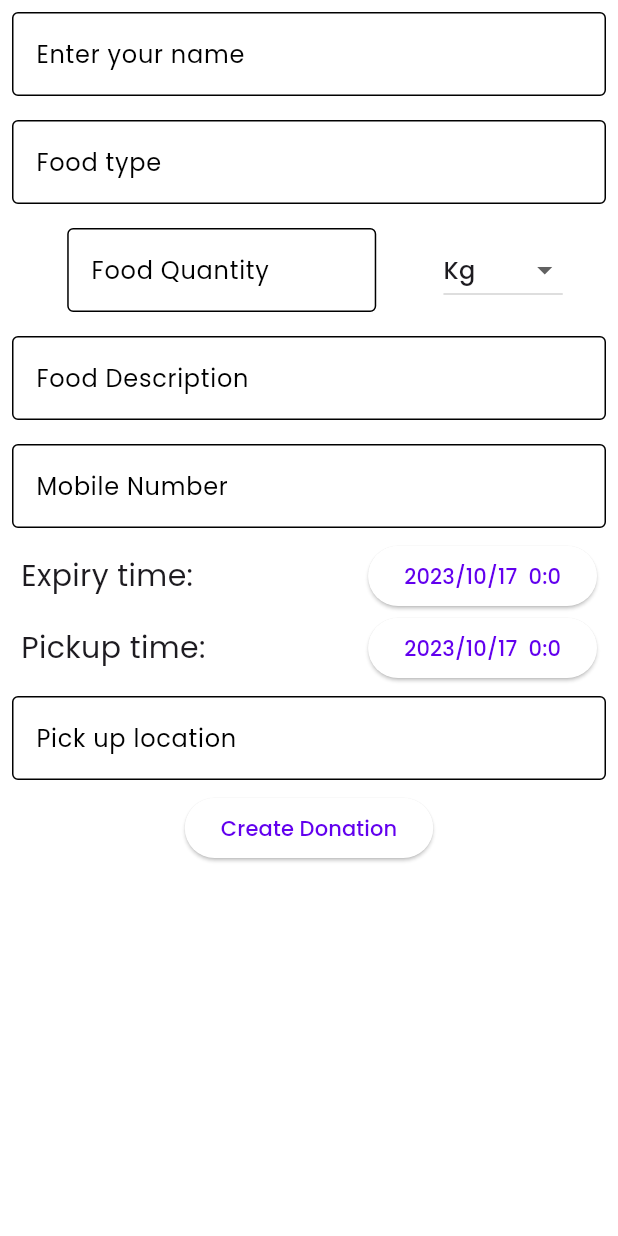
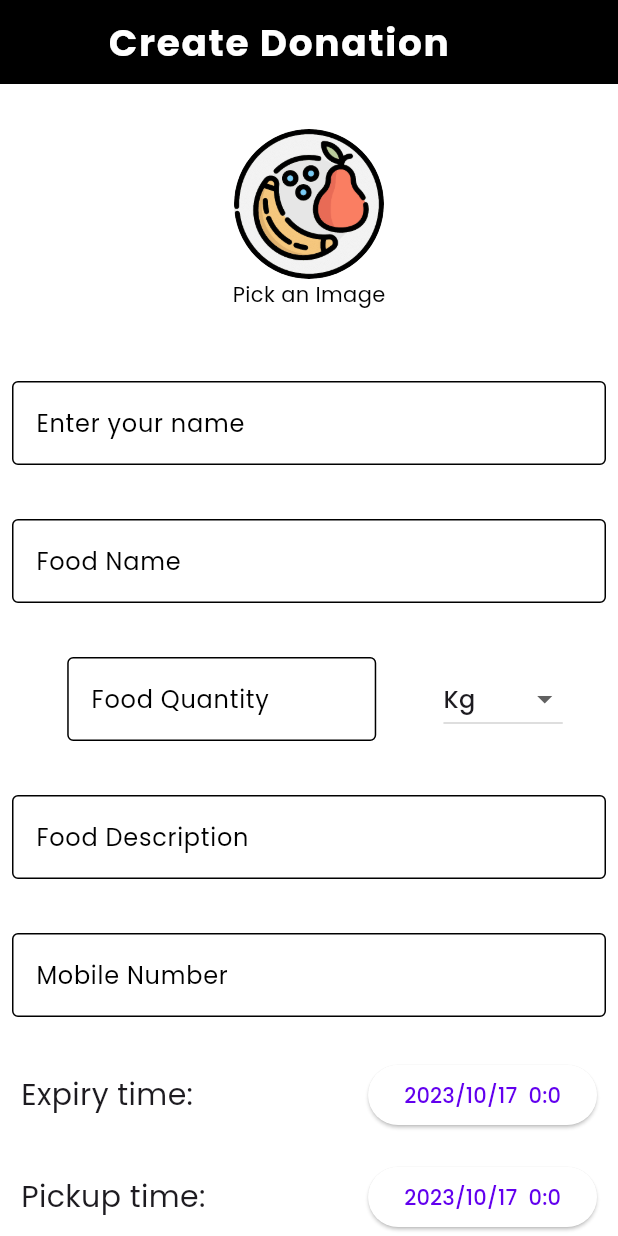
Before and after one commit to barath-dev/food_donation_system_flutter_android, a Flutter app: the CreateDonationScreen screen opened directly, on a phone screen of 412 x 824 dp. Run offline on Flutter 3.47's test engine with Material 3 defaults, Android fonts, the phone set to English and light mode, and no system bars; our stand-ins replace cloud_firestore, firebase_auth, firebase_core, google_fonts; accounts and stored records are empty.

Commit message:
Reading and displaying from data base work initatiated and the create donation page design completed; third commit

```diff
--- a/lib/main.dart
+++ b/lib/main.dart
@@ -3,8 +3,8 @@ import 'package:firebase_core/firebase_core.dart';
 import 'package:flutter/material.dart';
 import 'package:foodsarv01/firebase_options.dart';
 import 'package:foodsarv01/screen/auth/signup_screen.dart';
-import 'package:foodsarv01/screen/donor/create_donation.dart';
 import 'package:foodsarv01/screen/donor/view_donation.dart';
+import 'package:foodsarv01/utils/navbar.dart';
 import 'package:google_fonts/google_fonts.dart';
 
 Future<void> main() async {
@@ -36,7 +36,7 @@ class MyApp extends StatelessWidget {
             print(snapshot.hasData);
             if (snapshot.connectionState == ConnectionState.active) {
               if (snapshot.hasData) {
-                return const ViewDonation();
+                return NavBar();
               } else if (snapshot.hasError) {
                 return Center(child: Text("${snapshot.error}"));
               }
--- a/lib/screen/donor/create_donation.dart
+++ b/lib/screen/donor/create_donation.dart
@@ -62,13 +62,46 @@ class _CreateDonationScreenState extends State<CreateDonationScreen> {
     Future<TimeOfDay?> pickTime() =>
         showTimePicker(context: context, initialTime: TimeOfDay.now());
 
-    return SafeArea(
-        child: Scaffold(
+    return Scaffold(
+      appBar: AppBar(
+        title: const Text(
+          "Create Donation",
+          style: TextStyle(
+              fontSize: 25,
+              fontWeight: FontWeight.bold,
+              letterSpacing: 1.1,
+              color: Colors.white),
+        ),
+        backgroundColor: Colors.black,
+      ),
       body: SingleChildScrollView(
         child: Column(
           children: [
+            const SizedBox(height: 30),
+            CircleAvatar(
+              backgroundColor: const Color.fromARGB(0, 0, 0, 0),
+              backgroundImage: AssetImage('assets/images/pick.png'),
+              radius: 50,
+              // child: Container(
+              //   child: Text("Pick an Image"),
+              //   padding: EdgeInsets.only(left: 20),
+              // ),
+            ),
+            Text(
+              "Pick an Image",
+              style: TextStyle(color: Colors.black),
+            ),
+            const SizedBox(
+              height: 40,
+            ),
             TextInput(hint: 'Enter your name', controller: name),
-            TextInput(hint: 'Food type', controller: foodName),
+            const SizedBox(
+              height: 20,
+            ),
+            TextInput(hint: 'Food Name', controller: foodName),
+            const SizedBox(
+              height: 20,
+            ),
             Row(
               children: [
                 Spacer(),
@@ -98,14 +131,23 @@ class _CreateDonationScreenState extends State<CreateDonationScreen> {
                 Spacer()
               ],
             ),
+            const SizedBox(
+              height: 20,
+            ),
             TextInput(
                 hint: "Food Description",
                 maxlines: 3,
                 controller: foodDescription),
+            const SizedBox(
+              height: 20,
+            ),
             TextInput(
                 hint: 'Mobile Number',
                 keybordType: TextInputType.number,
                 controller: mobile),
+            const SizedBox(
+              height: 20,
+            ),
             Padding(
               padding: const EdgeInsets.symmetric(horizontal: 14),
               child: Row(
@@ -136,6 +178,9 @@ class _CreateDonationScreenState extends State<CreateDonationScreen> {
                           "${selectedPickupDate.year}/${selectedPickupDate.month}/${selectedPickupDate.day}  ${selectedPickupDate.hour}:${selectedPickupDate.minute}")),
                 ],
               ),
+            ),
+            const SizedBox(
+              height: 20,
             ),
             Padding(
               padding: const EdgeInsets.symmetric(horizontal: 14),
@@ -168,7 +213,13 @@ class _CreateDonationScreenState extends State<CreateDonationScreen> {
                 ],
               ),
             ),
+            const SizedBox(
+              height: 20,
+            ),
             TextInput(hint: 'Pick up location', controller: pickupLocation),
+            const SizedBox(
+              height: 20,
+            ),
             ElevatedButton(
               onPressed: () async {
                 String res = await uploadDonation();
@@ -182,9 +233,12 @@ class _CreateDonationScreenState extends State<CreateDonationScreen> {
               },
               child: Text("Create Donation"),
             ),
+            const SizedBox(
+              height: 20,
+            )
           ],
         ),
       ),
-    ));
+    );
   }
 }
```
Also changed, not shown: lib/screen/donor/profile_screen.dart (added, +15 -0 lines), lib/utils/navbar.dart (+25 -11 lines), assets/images/pick.png (added).
